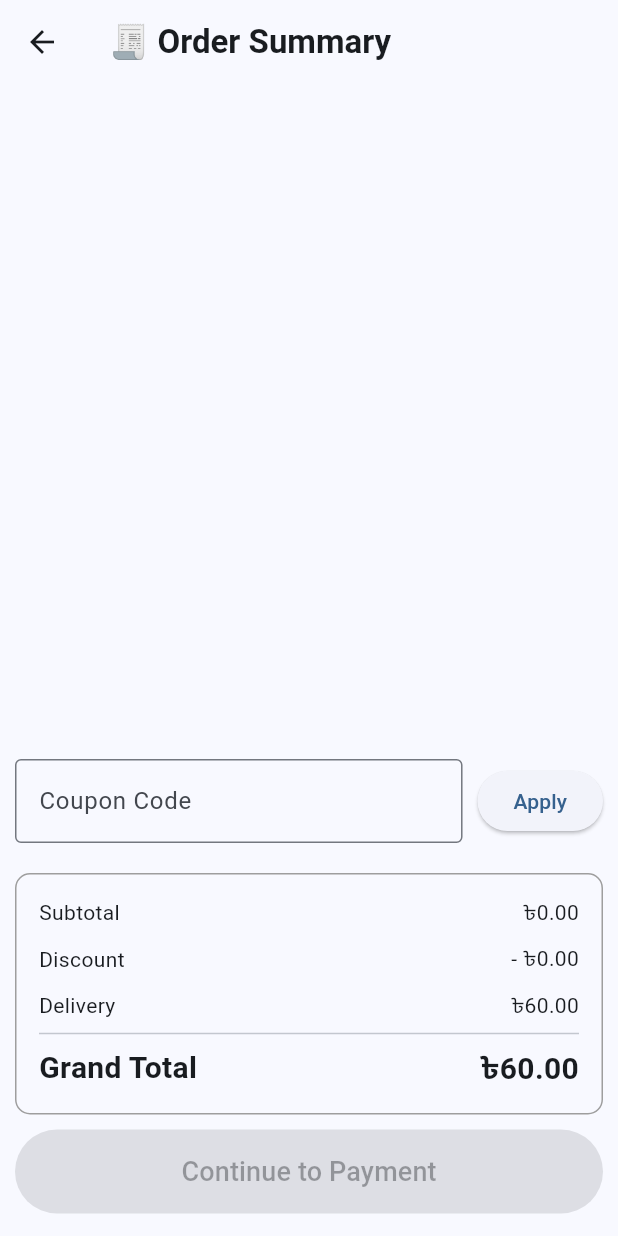
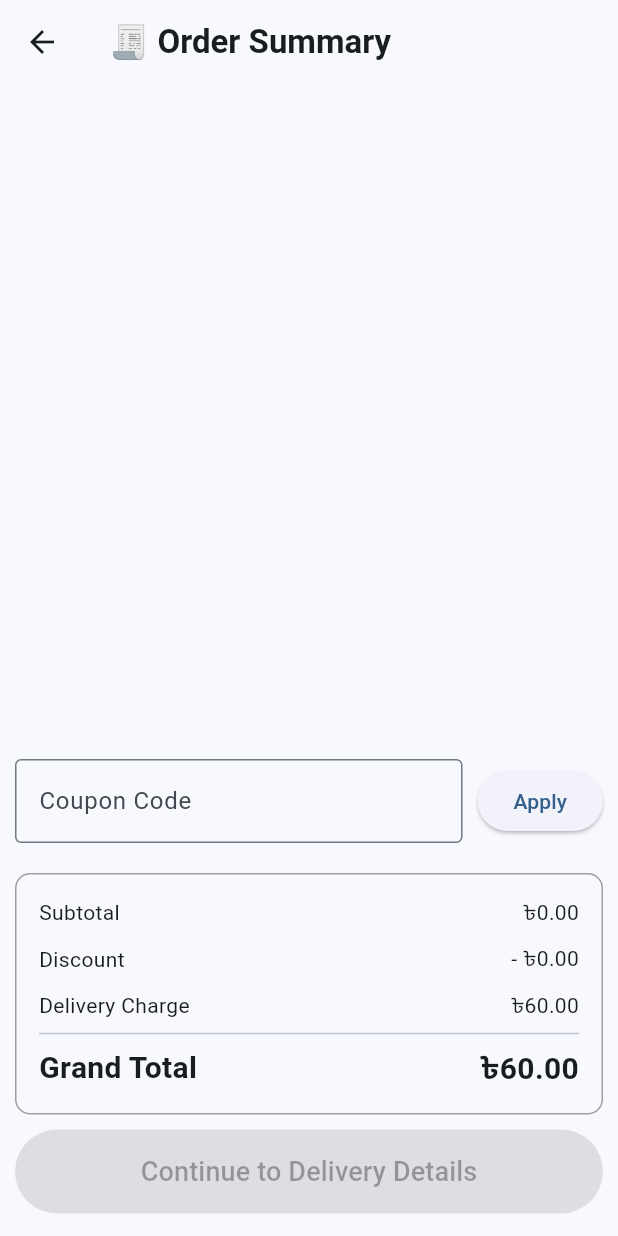
Before and after one commit to tanjim45/My_Shop, a Flutter app: the SummaryScreen screen opened directly with empty values, on a phone screen of 412 x 824 dp. Run offline on Flutter 3.47's test engine with Material 3 defaults, Android fonts, the phone set to English and light mode, and no system bars; our stand-ins replace cloud_firestore, firebase_auth, firebase_core; accounts and stored records are empty; network calls fail.

Commit message:
Update summary and card screen

```diff
--- a/lib/summary_screen.dart
+++ b/lib/summary_screen.dart
@@ -1,14 +1,14 @@
 import 'package:flutter/material.dart';
-import 'package:my_shop/payment.dart';
+import 'package:my_shop/delivery_address_screen.dart';
 
 class SummaryScreen extends StatefulWidget {
   final List<Map<String, dynamic>> cart;
-  final VoidCallback onOrderPlaced; // NEW
+  final VoidCallback onOrderPlaced;
 
   const SummaryScreen({
     super.key,
     required this.cart,
-    required this.onOrderPlaced, // NEW
+    required this.onOrderPlaced,
   });
 
   @override
@@ -16,8 +16,7 @@ class SummaryScreen extends StatefulWidget {
 }
 
 class _SummaryScreenState extends State<SummaryScreen> {
-  double discount = 0;
-  double deliveryCharge = 60;
+  static const double deliveryCharge = 60;
 
   bool couponApplied = false;
 
@@ -32,10 +31,13 @@ class _SummaryScreenState extends State<SummaryScreen> {
   double getSubtotal() {
     double total = 0;
     for (var product in widget.cart) {
-      total += product['price'] * product['quantity'];
+      total += (product['price'] as num) * (product['quantity'] as num);
     }
     return total;
   }
+
+  // Coupon apply thakle 10% discount
+  double get discount => couponApplied ? getSubtotal() * 0.10 : 0;
 
   double getGrandTotal() {
     return getSubtotal() - discount + deliveryCharge;
@@ -52,13 +54,7 @@ class _SummaryScreenState extends State<SummaryScreen> {
     }
 
     setState(() {
-      if (code == 'SAVE10') {
-        discount = getSubtotal() * 0.10;
-        couponApplied = true;
-      } else {
-        discount = 0;
-        couponApplied = false;
-      }
+      couponApplied = (code == 'SAVE10');
     });
 
     ScaffoldMessenger.of(context).showSnackBar(
@@ -76,8 +72,21 @@ class _SummaryScreenState extends State<SummaryScreen> {
     setState(() {
       _couponController.clear();
       couponApplied = false;
-      discount = 0;
     });
+  }
+
+  void _continueToAddress() {
+    // Step 2: Delivery Address (grand total shoho)
+    Navigator.push(
+      context,
+      MaterialPageRoute(
+        builder: (_) => AddressScreen(
+          cart: widget.cart,
+          total: getGrandTotal(),
+          onOrderPlaced: widget.onOrderPlaced,
+        ),
+      ),
+    );
   }
 
   @override
@@ -122,6 +131,7 @@ class _SummaryScreenState extends State<SummaryScreen> {
                   Expanded(
                     child: TextField(
                       controller: _couponController,
+                      textCapitalization: TextCapitalization.characters,
                       decoration: InputDecoration(
                         labelText: 'Coupon Code',
                         hintText: 'Enter coupon code',
@@ -159,7 +169,7 @@ class _SummaryScreenState extends State<SummaryScreen> {
                 ),
               ),
 
-            // Discount / Total Summary
+            // Discount / Delivery / Total Summary
             Container(
               padding: const EdgeInsets.all(15),
               margin: const EdgeInsets.all(10),
@@ -188,7 +198,7 @@ class _SummaryScreenState extends State<SummaryScreen> {
                   Row(
                     mainAxisAlignment: MainAxisAlignment.spaceBetween,
                     children: [
-                      const Text('Delivery'),
+                      const Text('Delivery Charge'),
                       Text('৳${deliveryCharge.toStringAsFixed(2)}'),
                     ],
                   ),
@@ -221,24 +231,11 @@ class _SummaryScreenState extends State<SummaryScreen> {
               child: SizedBox(
                 width: double.infinity,
                 child: ElevatedButton(
-                  onPressed: widget.cart.isEmpty
-                      ? null
-                      : () {
-                          Navigator.push(
-                            context,
-                            MaterialPageRoute(
-                              builder: (_) => PaymentScreen(
-                                cart: widget.cart,
-                                total: getGrandTotal(),
-                                onOrderPlaced: widget.onOrderPlaced, address: {}, // NEW
-                              ),
-                            ),
-                          );
-                        },
+                  onPressed: widget.cart.isEmpty ? null : _continueToAddress,
                   child: const Padding(
                     padding: EdgeInsets.all(15),
                     child: Text(
-                      'Continue to Payment',
+                      'Continue to Delivery Details',
                       style: TextStyle(fontSize: 18),
                     ),
                   ),
```
Also changed, not shown: lib/card.dart (+9 -4 lines).
